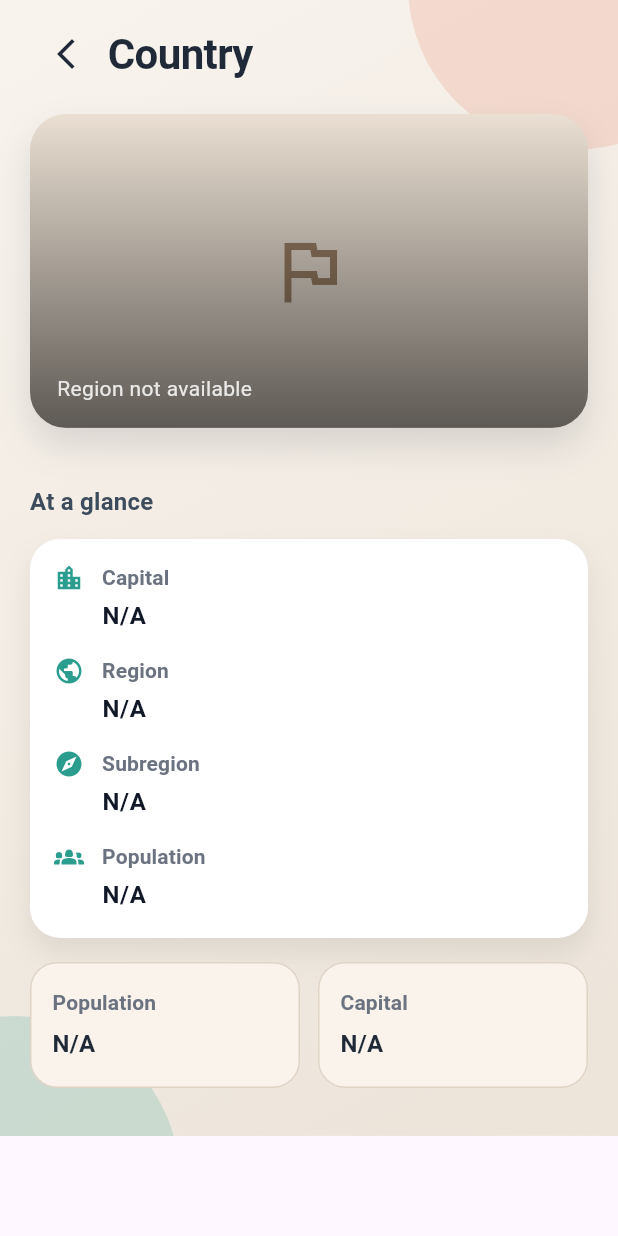
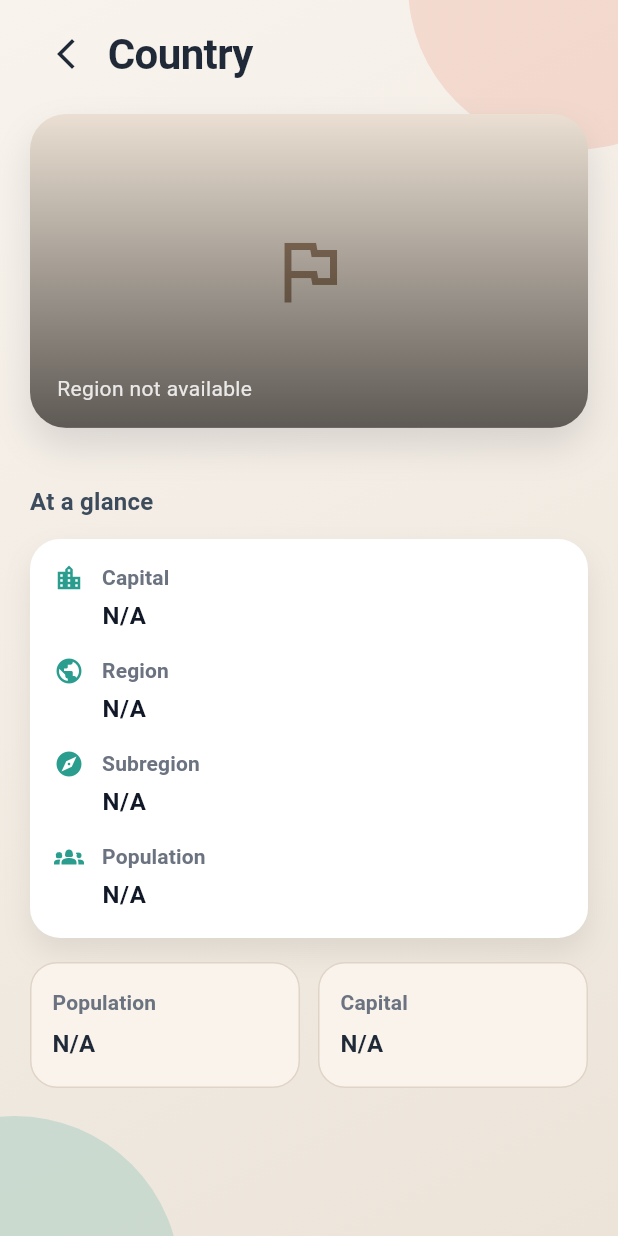
Before and after one commit to Mr-Nithil/Country-List-App, a Flutter app: the CountryDetailScreen screen opened directly with empty values, on a phone screen of 412 x 824 dp. Run offline on Flutter 3.47's test engine with Material 3 defaults, Android fonts, the phone set to English and light mode, and no system bars; our stand-ins replace flutter_riverpod, fpdart, riverpod_annotation; generated files the repository leaves out were written again; network calls fail.

```diff
--- a/lib/features/country/presentation/pages/country_detail_screen.dart
+++ b/lib/features/country/presentation/pages/country_detail_screen.dart
@@ -14,16 +14,21 @@ class CountryDetailScreen extends StatelessWidget {
     );
 
     return Scaffold(
-      body: Container(
-        decoration: const BoxDecoration(
+      backgroundColor: const Color(0xFFF8F3ED),
+      extendBody: true,
+      body: Stack(
+        fit: StackFit.expand,
+        children: [
+          const DecoratedBox(
+            decoration: BoxDecoration(
               gradient: LinearGradient(
                 begin: Alignment.topLeft,
                 end: Alignment.bottomRight,
                 colors: [Color(0xFFF8F3ED), Color(0xFFECE4D9)],
               ),
             ),
-        child: Stack(
-          children: [
+            child: SizedBox.expand(),
+          ),
           Positioned(
             top: -120,
             right: -80,
@@ -87,8 +92,7 @@ class CountryDetailScreen extends StatelessWidget {
                     const SizedBox(height: 20),
                     Text(
                       'At a glance',
-                        style: Theme.of(context).textTheme.titleMedium
-                            ?.copyWith(
+                      style: Theme.of(context).textTheme.titleMedium?.copyWith(
                         color: const Color(0xFF3D4C5C),
                         fontWeight: FontWeight.w600,
                       ),
@@ -142,7 +146,6 @@ class CountryDetailScreen extends StatelessWidget {
             ),
           ),
         ],
-        ),
       ),
     );
   }
```
Also changed, not shown: lib/features/country/data/datasources/country_remote_datasource.dart (+6 -1 lines), lib/features/country/presentation/pages/country_list_screen.dart (+45 -7 lines), lib/features/country/presentation/viewmodels/country_view_model.dart (+24 -1 lines), lib/features/country/presentation/viewmodels/country_view_model.g.dart. Lines whose indentation alone changed are shown as unchanged.
